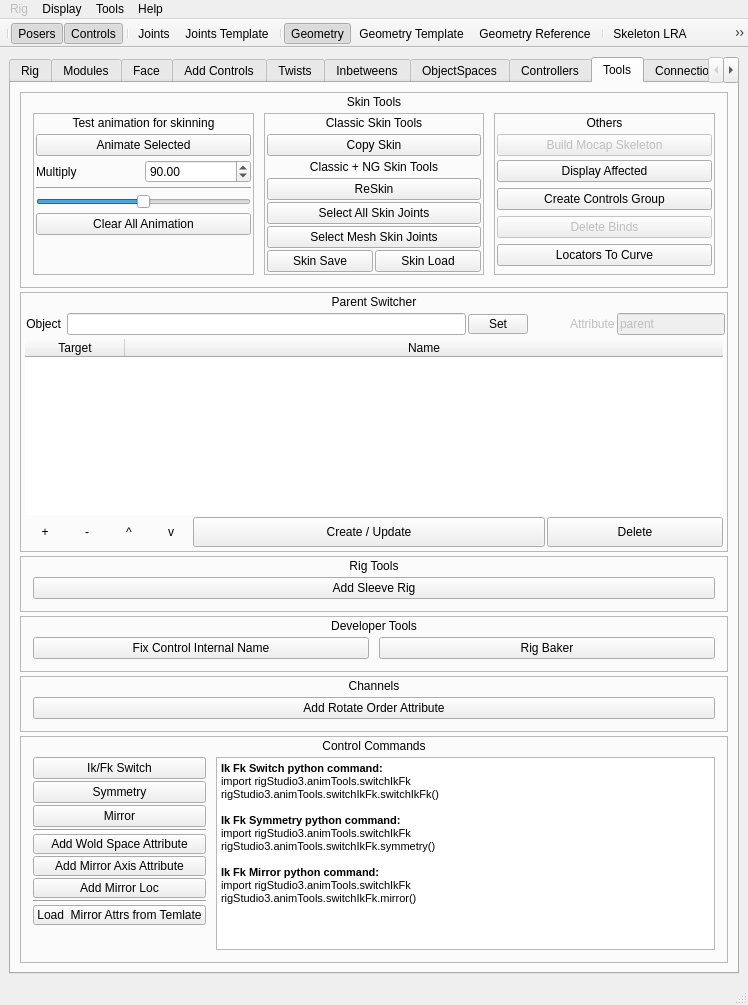
PavelCrow/RigStudio3, file ui/designer/mainWindow.ui: the form before one commit.
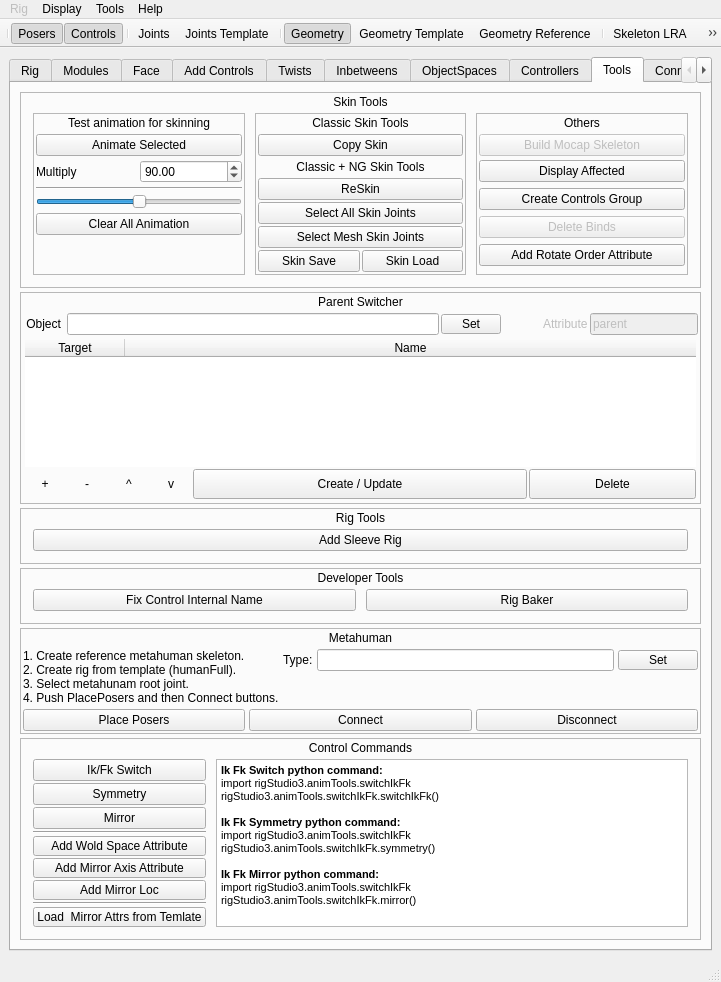
The form after the commit.

Commit message: Version 3.25.6 - MetaHuman fitting

Patch:
```diff
--- a/ui/designer/mainWindow.ui
+++ b/ui/designer/mainWindow.ui
@@ -9,8 +9,8 @@
    <rect>
     <x>0</x>
     <y>0</y>
-    <width>748</width>
-    <height>1005</height>
+    <width>721</width>
+    <height>982</height>
    </rect>
   </property>
   <property name="acceptDrops">
@@ -7614,18 +7614,9 @@
                        </widget>
                       </item>
                       <item>
-                       <widget class="QPushButton" name="locsToCurve_btn">
-                        <property name="enabled">
-                         <bool>true</bool>
-                        </property>
-                        <property name="minimumSize">
-                         <size>
-                          <width>0</width>
-                          <height>0</height>
-                         </size>
-                        </property>
+                       <widget class="QPushButton" name="addRotateOrder_btn">
                         <property name="text">
-                         <string>Locators To Curve</string>
+                         <string>Add Rotate Order Attribute</string>
                         </property>
                        </widget>
                       </item>
@@ -8274,7 +8265,7 @@
            <item>
             <widget class="QLabel" name="channels_label">
              <property name="text">
-              <string>Channels</string>
+              <string>Metahuman</string>
              </property>
              <property name="alignment">
               <set>Qt::AlignCenter</set>
@@ -8309,25 +8300,144 @@
                <number>0</number>
               </property>
               <item>
-               <layout class="QHBoxLayout" name="horizontalLayout_46" stretch="0">
-                <property name="spacing">
-                 <number>10</number>
-                </property>
-                <property name="leftMargin">
-                 <number>10</number>
-                </property>
-                <property name="rightMargin">
-                 <number>10</number>
-                </property>
-                <property name="bottomMargin">
-                 <number>10</number>
-                </property>
+               <layout class="QVBoxLayout" name="verticalLayout_2">
                 <item>
-                 <widget class="QPushButton" name="addRotateOrder_btn">
-                  <property name="text">
-                   <string>Add Rotate Order Attribute</string>
-                  </property>
-                 </widget>
+                 <layout class="QHBoxLayout" name="horizontalLayout_46">
+                  <item>
+                   <widget class="QLabel" name="channels_label_2">
+                    <property name="text">
+                     <string>1. Create reference metahuman skeleton.
+2. Create rig from template (humanFull).
+3. Select metahunam root joint.
+4. Push PlacePosers and then Connect buttons.</string>
+                    </property>
+                    <property name="alignment">
+                     <set>Qt::AlignLeading|Qt::AlignLeft|Qt::AlignVCenter</set>
+                    </property>
+                    <property name="margin">
+                     <number>2</number>
+                    </property>
+                   </widget>
+                  </item>
+                  <item>
+                   <layout class="QVBoxLayout" name="verticalLayout_72">
+                    <item>
+                     <layout class="QHBoxLayout" name="horizontalLayout_48">
+                      <item>
+                       <widget class="QLabel" name="moduleName_label_9">
+                        <property name="layoutDirection">
+                         <enum>Qt::LeftToRight</enum>
+                        </property>
+                        <property name="autoFillBackground">
+                         <bool>false</bool>
+                        </property>
+                        <property name="text">
+                         <string>Type:</string>
+                        </property>
+                       </widget>
+                      </item>
+                      <item>
+                       <widget class="QLineEdit" name="mhRoot_lineEdit">
+                        <property name="enabled">
+                         <bool>true</bool>
+                        </property>
+                        <property name="sizePolicy">
+                         <sizepolicy hsizetype="Expanding" vsizetype="Fixed">
+                          <horstretch>0</horstretch>
+                          <verstretch>0</verstretch>
+                         </sizepolicy>
+                        </property>
+                        <property name="readOnly">
+                         <bool>true</bool>
+                        </property>
+                       </widget>
+                      </item>
+                      <item>
+                       <widget class="QPushButton" name="mhRoot_btn">
+                        <property name="enabled">
+                         <bool>true</bool>
+                        </property>
+                        <property name="sizePolicy">
+                         <sizepolicy hsizetype="Fixed" vsizetype="Fixed">
+                          <horstretch>0</horstretch>
+                          <verstretch>0</verstretch>
+                         </sizepolicy>
+                        </property>
+                        <property name="minimumSize">
+                         <size>
+                          <width>80</width>
+                          <height>0</height>
+                         </size>
+                        </property>
+                        <property name="maximumSize">
+                         <size>
+                          <width>80</width>
+                          <height>20</height>
+                         </size>
+                        </property>
+                        <property name="layoutDirection">
+                         <enum>Qt::LeftToRight</enum>
+                        </property>
+                        <property name="text">
+                         <string>Set</string>
+                        </property>
+                        <property name="checkable">
+                         <bool>false</bool>
+                        </property>
+                       </widget>
+                      </item>
+                     </layout>
+                    </item>
+                    <item>
+                     <spacer name="verticalSpacer_8">
+                      <property name="orientation">
+                       <enum>Qt::Vertical</enum>
+                      </property>
+                      <property name="sizeHint" stdset="0">
+                       <size>
+                        <width>20</width>
+                        <height>40</height>
+                       </size>
+                      </property>
+                     </spacer>
+                    </item>
+                   </layout>
+                  </item>
+                 </layout>
+                </item>
+                <item>
+                 <layout class="QHBoxLayout" name="horizontalLayout_47">
+                  <item>
+                   <widget class="QPushButton" name="mhPlacePosers_btn">
+                    <property name="enabled">
+                     <bool>true</bool>
+                    </property>
+                    <property name="text">
+                     <string>Place Posers</string>
+                    </property>
+                   </widget>
+                  </item>
+                  <item>
+                   <widget class="QPushButton" name="mhConnect_btn">
+                    <property name="enabled">
+                     <bool>true</bool>
+                    </property>
+                    <property name="text">
+                     <string>Connect</string>
+                    </property>
+                   </widget>
+                  </item>
+                  <item>
+                   <widget class="QPushButton" name="mhDisconnect_btn">
+                    <property name="enabled">
+                     <bool>true</bool>
+                    </property>
+                    <property name="text">
+                     <string>Disconnect</string>
+                    </property>
+                   </widget>
+                  </item>
+                 </layout>
                 </item>
                </layout>
               </item>
@@ -10031,7 +10141,7 @@
     <rect>
      <x>0</x>
      <y>0</y>
-     <width>748</width>
+     <width>721</width>
      <height>21</height>
     </rect>
    </property>
```
The commit also changes 10 other files.
